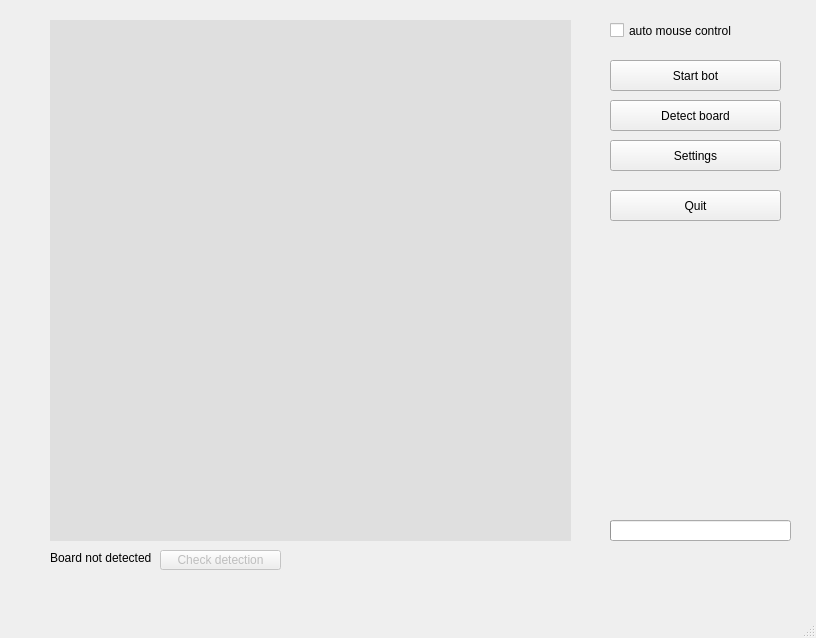
Before: the Qt Designer form gui/main.ui in K1utzer/Chess.com-bot, drawn with Qt 5.
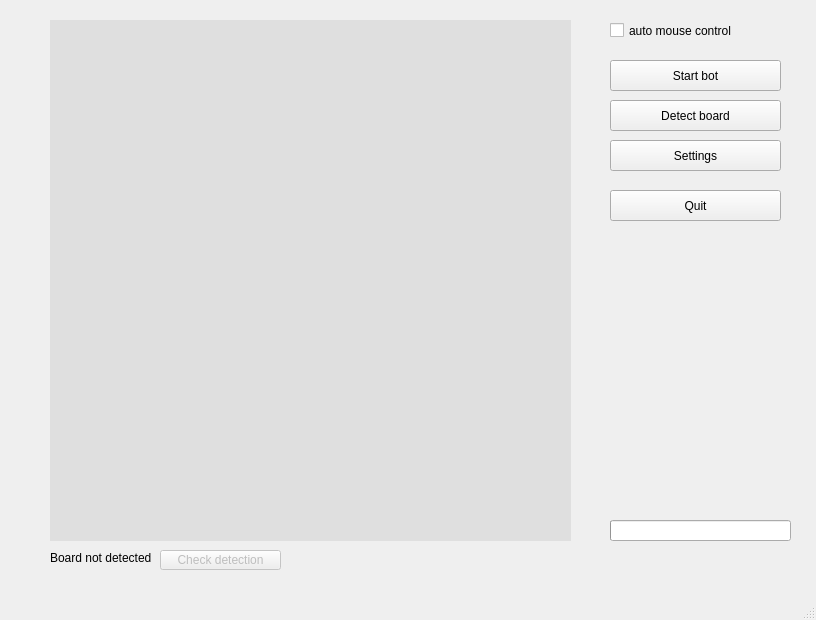
After: the same form once the commit is applied.

Diff of the .ui file:
```diff
--- a/gui/main.ui
+++ b/gui/main.ui
@@ -7,7 +7,7 @@
     <x>0</x>
     <y>0</y>
     <width>816</width>
-    <height>638</height>
+    <height>620</height>
    </rect>
   </property>
   <property name="windowTitle">
```
